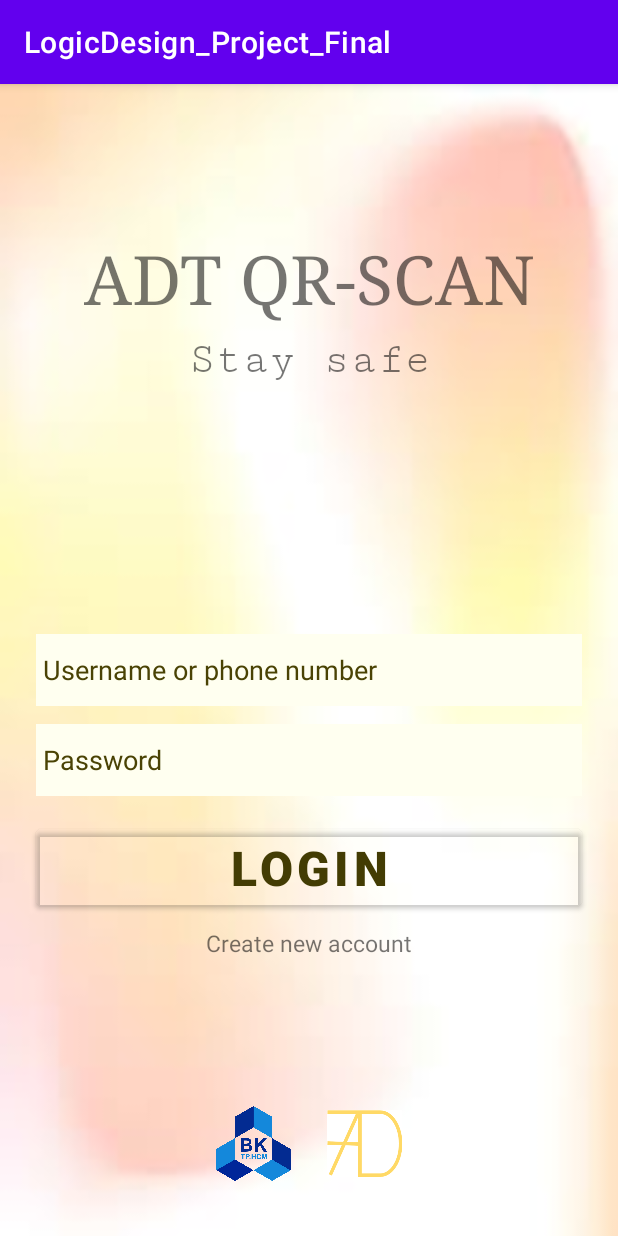
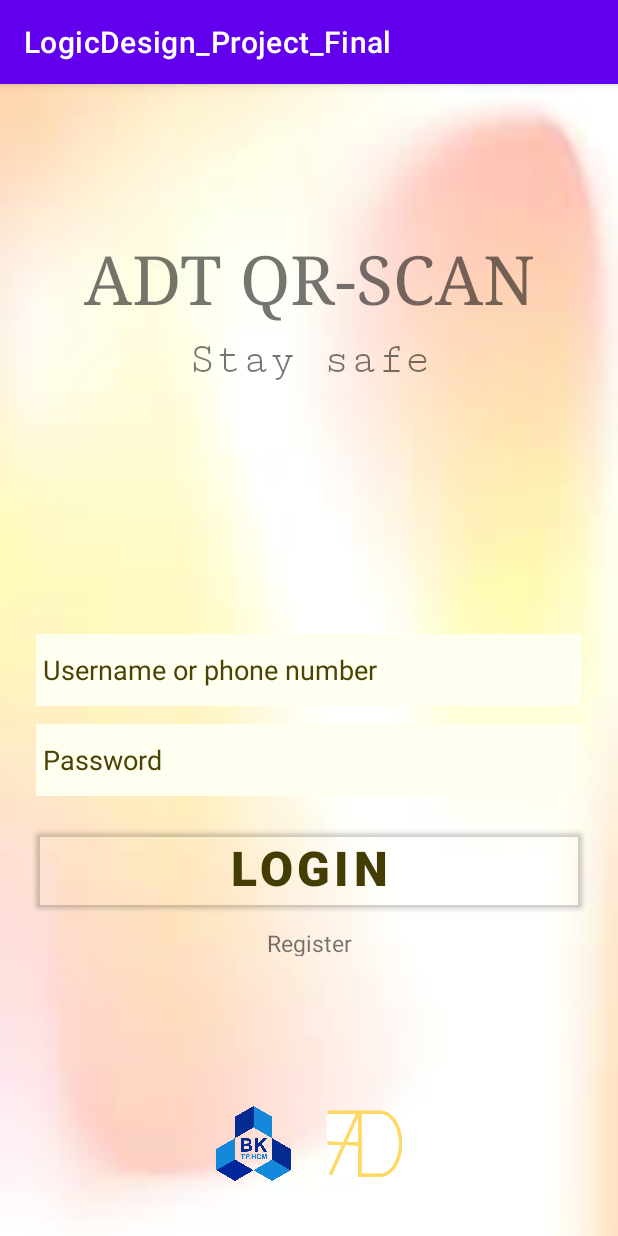
Before and after one commit to dieptranngocminh/LogicDesign_Project_Final, an Android app: the Login screen opened directly, with no data from a screen before it, on a phone screen of 412 x 824 dp. Run offline under Robolectric (Android 15) with nearby library versions, the phone set to English and light mode, and no system bars.

Commit message:
sửa create a new account

```diff
--- a/app/src/main/res/layout/activity_login.xml
+++ b/app/src/main/res/layout/activity_login.xml
@@ -89,11 +89,11 @@
         app:layout_constraintTop_toBottomOf="@+id/Password" />
 
     <TextView
-        android:id="@+id/create_new_account"
+        android:id="@+id/Register"
         android:layout_width="wrap_content"
         android:layout_height="19dp"
         android:layout_marginTop="8dp"
-        android:text="Create new account"
+        android:text="Register"
         android:textSize="15dp"
         app:layout_constraintEnd_toEndOf="parent"
         app:layout_constraintStart_toStartOf="parent"
@@ -107,7 +107,7 @@
         app:layout_constraintEnd_toEndOf="parent"
         app:layout_constraintHorizontal_bias="0.398"
         app:layout_constraintStart_toStartOf="parent"
-        app:layout_constraintTop_toBottomOf="@+id/create_new_account"
+        app:layout_constraintTop_toBottomOf="@+id/Register"
         app:srcCompat="@drawable/logo_hcmut" />
 
     <ImageView
@@ -118,7 +118,7 @@
         app:layout_constraintEnd_toEndOf="parent"
         app:layout_constraintHorizontal_bias="0.603"
         app:layout_constraintStart_toStartOf="parent"
-        app:layout_constraintTop_toBottomOf="@+id/create_new_account"
+        app:layout_constraintTop_toBottomOf="@+id/Register"
         app:srcCompat="@drawable/logo_adt" />
 
     <ProgressBar
```
